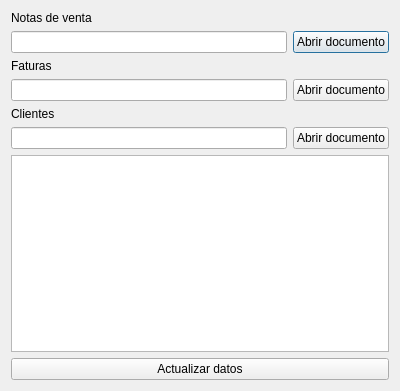
The window that ui/update_data_dialog.ui (gabod22/Pixel-after-sell-reporter) describes before a commit, drawn with Qt 5.
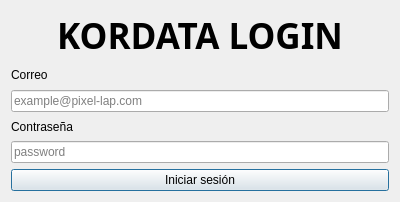
The same window after the commit.

Commit message: cambios en el metodo de obtenicion de datos de NOT y FAC

Patch:
```diff
--- a/ui/update_data_dialog.ui
+++ b/ui/update_data_dialog.ui
@@ -7,35 +7,45 @@
     <x>0</x>
     <y>0</y>
     <width>400</width>
-    <height>391</height>
+    <height>202</height>
    </rect>
   </property>
   <property name="windowTitle">
    <string>Dialog</string>
   </property>
-  <layout class="QVBoxLayout" name="verticalLayout_4">
+  <layout class="QVBoxLayout" name="verticalLayout_3">
+   <item>
+    <widget class="QLabel" name="label">
+     <property name="font">
+      <font>
+       <family>Arial Black</family>
+       <pointsize>26</pointsize>
+       <bold>true</bold>
+      </font>
+     </property>
+     <property name="text">
+      <string>KORDATA LOGIN</string>
+     </property>
+     <property name="alignment">
+      <set>Qt::AlignmentFlag::AlignCenter</set>
+     </property>
+    </widget>
+   </item>
    <item>
     <layout class="QVBoxLayout" name="verticalLayout_2">
      <item>
-      <widget class="QLabel" name="label">
+      <widget class="QLabel" name="label_3">
        <property name="text">
-        <string>Notas de venta</string>
+        <string>Correo</string>
        </property>
       </widget>
      </item>
      <item>
-      <layout class="QHBoxLayout" name="horizontalLayout_2">
-       <item>
-        <widget class="QLineEdit" name="TxtSellnotePath"/>
-       </item>
-       <item>
-        <widget class="QPushButton" name="BtnOpenSellnoteFile">
-         <property name="text">
-          <string>Abrir documento</string>
-         </property>
-        </widget>
-       </item>
-      </layout>
+      <widget class="QLineEdit" name="TxtEmail">
+       <property name="placeholderText">
+        <string>example@pixel-lap.com</string>
+       </property>
+      </widget>
      </item>
     </layout>
    </item>
@@ -44,58 +54,23 @@
      <item>
       <widget class="QLabel" name="label_2">
        <property name="text">
-        <string>Faturas</string>
+        <string>Contraseña</string>
        </property>
       </widget>
      </item>
      <item>
-      <layout class="QHBoxLayout" name="horizontalLayout">
-       <item>
-        <widget class="QLineEdit" name="TxtInvoicesPath"/>
-       </item>
-       <item>
-        <widget class="QPushButton" name="BtnOpenInvoiceFile">
-         <property name="text">
-          <string>Abrir documento</string>
-         </property>
-        </widget>
-       </item>
-      </layout>
-     </item>
-    </layout>
-   </item>
-   <item>
-    <layout class="QVBoxLayout" name="verticalLayout_3">
-     <item>
-      <widget class="QLabel" name="label_3">
-       <property name="text">
-        <string>Clientes</string>
+      <widget class="QLineEdit" name="TxtPassword">
+       <property name="placeholderText">
+        <string>password</string>
        </property>
       </widget>
      </item>
-     <item>
-      <layout class="QHBoxLayout" name="horizontalLayout_3">
-       <item>
-        <widget class="QLineEdit" name="TxtClienFilePath"/>
-       </item>
-       <item>
-        <widget class="QPushButton" name="BtnOpenClientFile">
-         <property name="text">
-          <string>Abrir documento</string>
-         </property>
-        </widget>
-       </item>
-      </layout>
-     </item>
     </layout>
    </item>
    <item>
-    <widget class="QPlainTextEdit" name="PlantextLog"/>
-   </item>
-   <item>
-    <widget class="QPushButton" name="BtnUpdateData">
+    <widget class="QPushButton" name="BtnSubmit">
      <property name="text">
-      <string>Actualizar datos</string>
+      <string>Iniciar sesión</string>
      </property>
     </widget>
    </item>
```
The commit also changes 21 other files.
